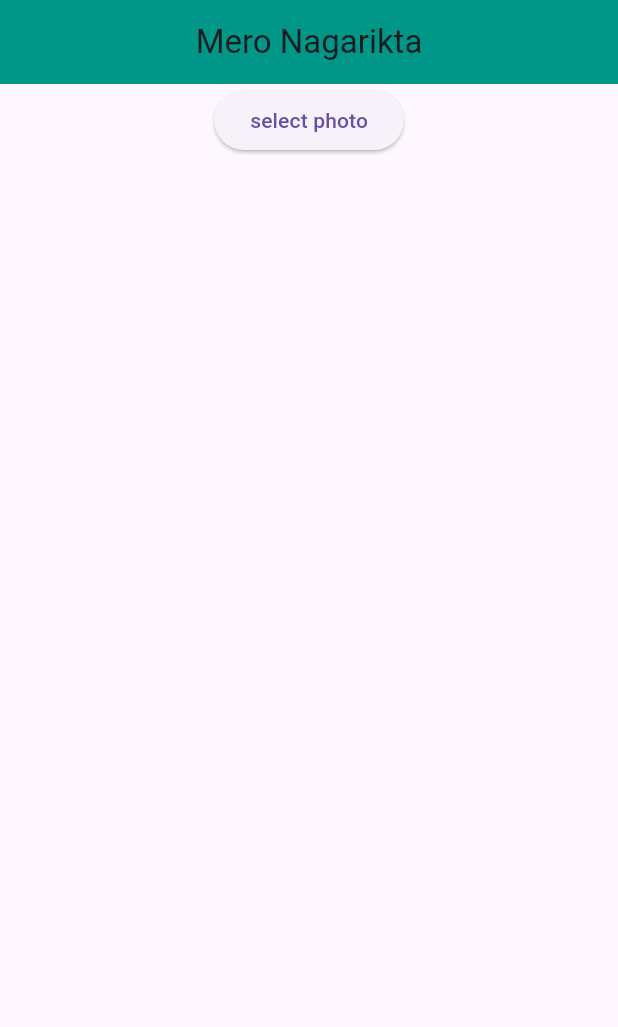
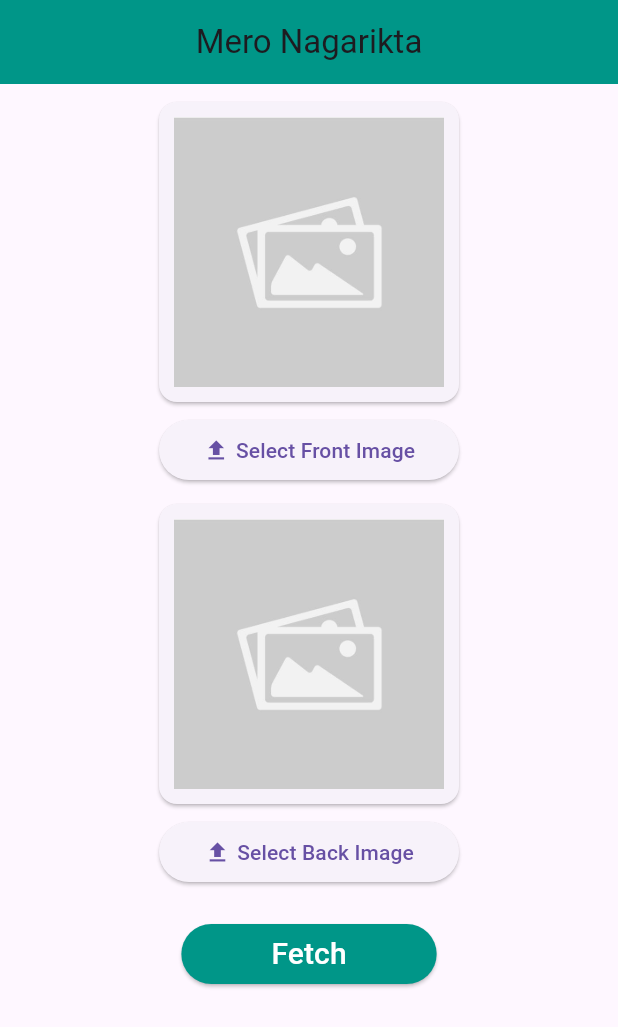
Before and after one commit to ashishsapkota1/MeroNagarikta, a Flutter app: the screen it shows after launch, on a phone screen of 412 x 824 dp. Shown: the top 1027 px of the screen. Run offline on Flutter 3.47's test engine with Material 3 defaults, Android fonts, the phone set to English and light mode, and no system bars; our stand-ins replace image_picker.

Commit message:
results fetched

```diff
--- a/lib/data/network/NetworkApiResponse.dart
+++ b/lib/data/network/NetworkApiResponse.dart
@@ -26,7 +26,8 @@ class NetworkApiResponse extends BaseApiServices{
   Future getPostApiResponse(String url, dynamic data) async{
     dynamic responseJson;
     try{
-      final response = await http.post(Uri.parse(url), body: data).timeout(const Duration(seconds: 20));
+      var headers = {'Content-type': 'application/json'};
+      final response = await http.post(Uri.parse(url), headers: headers, body: data).timeout(const Duration(seconds: 120));
       responseJson = returnResponse(response);
     } on SocketException{
       throw NoInternetException('');
--- a/lib/main.dart
+++ b/lib/main.dart
@@ -1,5 +1,6 @@
 import 'package:flutter/material.dart';
 import 'package:major_project/view/home_screen.dart';
+import 'package:major_project/view/result.dart';
 
 void main() {
   runApp(const MyApp());
--- a/lib/model/nagarikta.dart
+++ b/lib/model/nagarikta.dart
@@ -2,28 +2,62 @@ import 'dart:core';
 
 class Nagarikta {
   String? name;
-  String? address;
-  String? doB;
+  String? dateOfBirth;
+  String? permanentAddressDistrict;
+  String? placeOfBirthDistrict;
+  String? citizenshipNumber;
+  String? issuingDistrict;
+  String? gender;
+  String? placeOfBirthWard;
+  String? permanentAddressWard;
   String? fatherName;
   String? motherName;
-  String? dateOfIssue;
   String? spouseName;
+  String? permanentAddressNagarpalika;
+  String? placeOfBirthNagarpalika;
+  String? type;
+  String? nameOfOfficer;
+  String? dateofissue;
 
   Nagarikta(
       {this.name,
-      this.address,
-      this.doB,
+      this.dateOfBirth,
+      this.permanentAddressDistrict,
+      this.placeOfBirthDistrict,
+      this.citizenshipNumber,
+      this.issuingDistrict,
+      this.gender,
+      this.placeOfBirthWard,
+      this.permanentAddressWard,
       this.fatherName,
       this.motherName,
-      this.dateOfIssue,
-      this.spouseName});
+      this.spouseName,
+      this.permanentAddressNagarpalika,
+      this.placeOfBirthNagarpalika,
+      this.type,
+      this.nameOfOfficer,
+      this.dateofissue,});
 
-
-  factory Nagarikta.fromMap(Map<String, dynamic> map){
+  factory Nagarikta.fromMap(Map<String, dynamic> map) {
     return Nagarikta(
       name: map['name'],
-      address: map['address'],
-    //   remaining map from response
+      dateOfBirth: map['dateOfBirth'],
+      permanentAddressDistrict: map['permanentAddressDistrict'],
+      placeOfBirthDistrict: map['placeOfBirthDistrict'],
+      citizenshipNumber: map['citizenshipNumber'],
+      issuingDistrict: map['issuingDistrict'],
+      gender: map['gender'],
+      placeOfBirthWard: map['placeOfBirthWard'],
+      permanentAddressWard: map['permanentAddressWard'],
+      fatherName: map['fatherName'],
+      motherName: map['motherName'],
+      spouseName: map['spouseName'],
+      permanentAddressNagarpalika: map['permanentAddressNagarpalika'],
+      placeOfBirthNagarpalika: map['placeOfBirthNagarpalika'],
+      type: map['type'],
+      nameOfOfficer: map['nameOfOfficer'],
+      dateofissue: map['dateofissue'],
+      //   remaining map from response
     );
   }
 }
--- a/lib/res/app_url.dart
+++ b/lib/res/app_url.dart
@@ -1,5 +1,4 @@
 class AppUrl {
-  static var baseUrl = '';
-  static var postUrl = '$baseUrl/';
-  static var getUrl = '$baseUrl/';
+  static var baseUrl = 'http://172.0.18.22:8000';
+  static var postUrl = '$baseUrl/prediction/';
 }
--- /dev/null
+++ b/lib/res/space.dart
@@ -0,0 +1,5 @@
+import 'package:flutter/material.dart';
+
+Widget verticalSpacing({required double space}) => SizedBox(height: space,);
+
+Widget horizontalSpacing({required double space}) => SizedBox(width: space,);
--- a/lib/view/home_screen.dart
+++ b/lib/view/home_screen.dart
@@ -3,8 +3,14 @@ import 'dart:io';
 
 import 'package:flutter/material.dart';
 import 'package:image_picker/image_picker.dart';
+import 'package:major_project/model/nagarikta.dart';
+import 'package:major_project/repository/upload_repo.dart';
+import 'package:major_project/res/space.dart';
+import 'package:major_project/view/result.dart';
 
+import '../repository/repo.dart';
 import '../res/app_url.dart';
+import 'package:path/path.dart' as path;
 
 class HomeScreen extends StatefulWidget {
   const HomeScreen({super.key});
@@ -14,53 +20,125 @@ class HomeScreen extends StatefulWidget {
 }
 
 class _HomeScreenState extends State<HomeScreen> {
+  File? _frontImage;
+  File? _backImage;
 
-  File? _image;
-
-  Future _pickImage() async {
+  Future _pickFrontImage() async {
     final ImagePicker picker = ImagePicker();
     XFile? pickedImage = await picker.pickImage(source: ImageSource.gallery);
     setState(() {
       if (pickedImage == null) {
         print("No photo Selected");
       } else {
-        _image = File(pickedImage.path);
+        _frontImage = File(pickedImage.path);
       }
     });
   }
 
-  Future<void> uploadPhoto() async {
-    try {
-      List<int> imageBytes = _image!.readAsBytesSync();
-      String base64Image = base64Encode(imageBytes);
+  Future _pickBackImage() async {
+    final ImagePicker picker = ImagePicker();
+    XFile? pickedImage = await picker.pickImage(source: ImageSource.gallery);
+    setState(() {
+      if (pickedImage == null) {
+        print("No photo Selected");
+      } else {
+        _backImage = File(pickedImage.path);
+      }
+    });
+  }
 
-      Map<String, dynamic> requestData = {'image' :base64Image};
-      final url = AppUrl.postUrl;
 
-    }catch(e){
-
-    }
-  }
 
   @override
   Widget build(BuildContext context) {
+    Repository repository;
+
     return Scaffold(
       appBar: AppBar(
         backgroundColor: Colors.teal,
         title: const Text('Mero Nagarikta'),
         centerTitle: true,
       ),
-      body: Column(
-        children: [
-          Center(
-              child: ElevatedButton(
+      body: SingleChildScrollView(
+        child: Center(
+          child: Column(
+            children: [
+              verticalSpacing(space: 8),
+              showImage(_frontImage),
+              verticalSpacing(space: 4),
+              SizedBox(
+                width: 200,
+                child: ElevatedButton(
+                    onPressed: () {
+                      _pickFrontImage();
+                    },
+                    child: Row(
+                      mainAxisAlignment: MainAxisAlignment.center,
+                      children: [
+                        const Icon(Icons.upload),
+                        horizontalSpacing(space: 4),
+                        const Text('Select Front Image'),
+                      ],
+                    )),
+              ),
+              verticalSpacing(space: 8),
+              showImage(_backImage),
+              verticalSpacing(space: 4),
+              SizedBox(
+                width: 200,
+                child: ElevatedButton(
                   onPressed: () {
-                    _pickImage();
+                      _pickBackImage();
+                    },
+                    child: Row(
+                      mainAxisAlignment: MainAxisAlignment.center,
+                      children: [
+                        Icon(Icons.upload),
+                        horizontalSpacing(space: 4),
+                        Text('Select Back Image'),
+                      ],
+                    )),
+              ),
+              verticalSpacing(space: 20),
+              ElevatedButton(
+                  style: ButtonStyle(
+                    padding: MaterialStateProperty.all(const EdgeInsets.only(top: 5, bottom: 5, left: 60, right: 60)),
+                      backgroundColor: MaterialStateProperty.all(Colors.teal)),
+                  onPressed: () {
+                    Navigator.push(
+                        context,
+                        MaterialPageRoute(
+                            builder: (context) =>
+                                Result(frontImage: _frontImage, backImage: _backImage)));
                   },
-                  child: const Text('select photo')))
-        ],
+                  child: const Text(
+                    'Fetch',
+                    style: TextStyle(color: Colors.white, fontSize: 20),
+                  )),
+            ],
+          ),
+        ),
       ),
     );
   }
 
+  showImage(File? img) {
+    if (img != null) {
+      return Card(
+          child: Container(
+        height: 200,
+        padding: const EdgeInsets.all(10.0),
+        width: 200,
+        child: Image.file(img),
+      ));
+    } else {
+      return Card(
+          child: Container(
+        height: 200,
+        padding: const EdgeInsets.all(10.0),
+        width: 200,
+        child: Image.asset('assets/image_placeholder.jpg'),
+      ));
+    }
+  }
 }
```
Also changed, not shown: lib/repository/repo.dart (added, +23 -0 lines), lib/view/result.dart (added, +230 -0 lines), pubspec.yaml (+4 -3 lines), assets/image_placeholder.jpg (added), lib/repository/upload_repo.dart (added), pubspec.lock.
